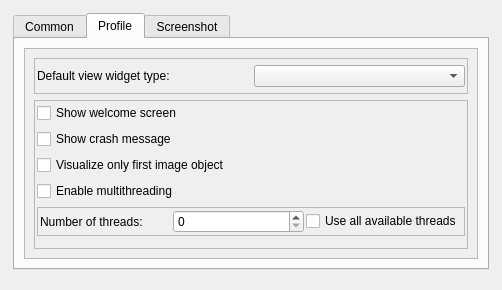
Above: forms/preferences.ui from isis-group/vast before the change. Below: the same form after it.
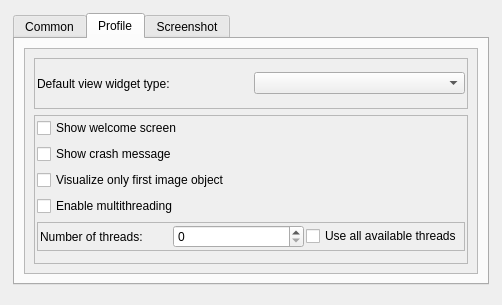
That is the form after the change. The open tabs and pages were chosen to show the change.

Commit message: removed redundant updateScene signal

Patch:
```diff
--- a/forms/preferences.ui
+++ b/forms/preferences.ui
@@ -7,7 +7,7 @@
     <x>0</x>
     <y>0</y>
     <width>502</width>
-    <height>290</height>
+    <height>305</height>
    </rect>
   </property>
   <property name="sizePolicy">
@@ -179,7 +179,7 @@
                <x>0</x>
                <y>0</y>
                <width>454</width>
-               <height>214</height>
+               <height>227</height>
               </rect>
              </property>
              <layout class="QGridLayout" name="gridLayout_4">
```
The commit also changes 2 other files.
